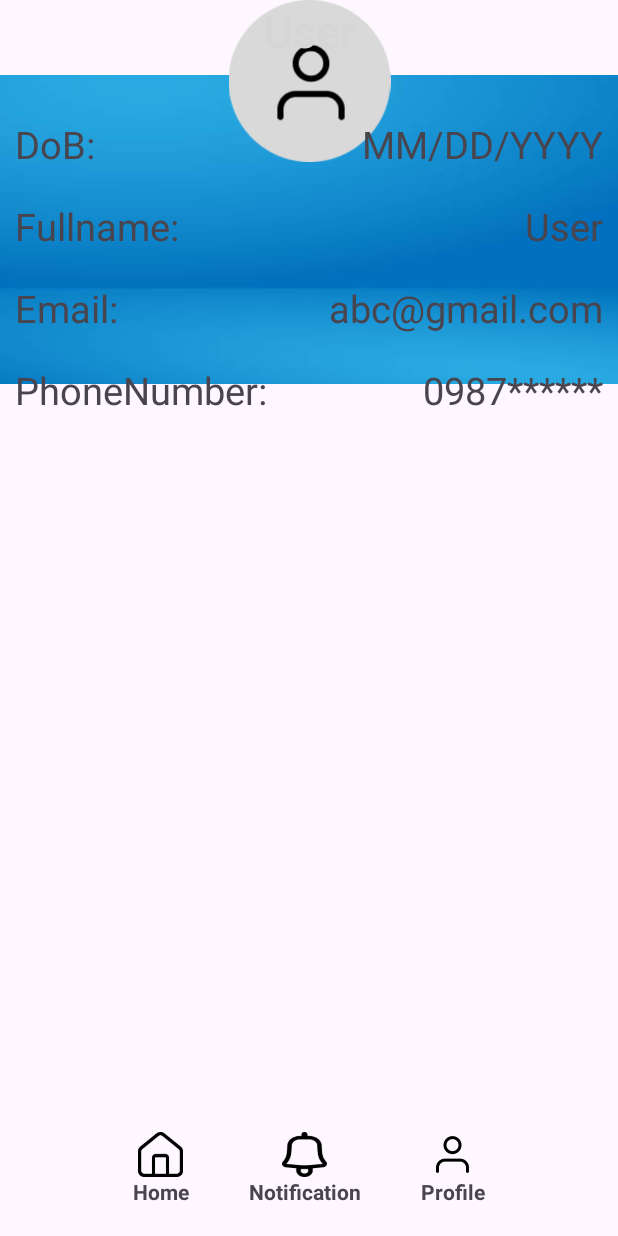
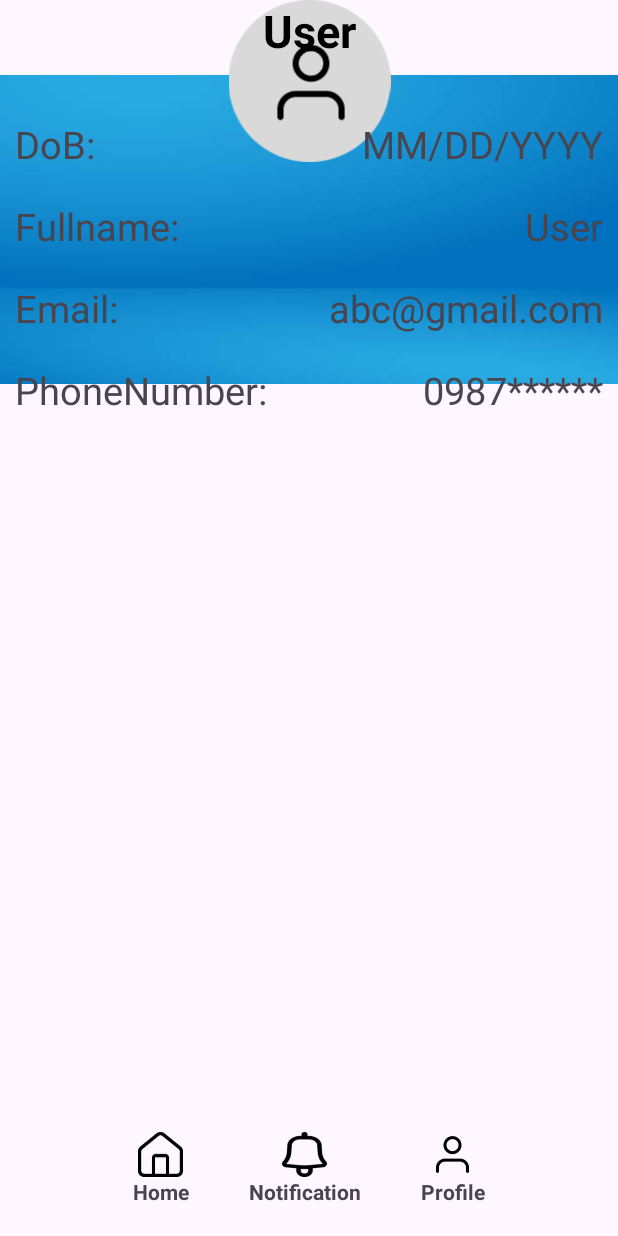
Before and after one commit to hatrungnguyen/Mobile, an Android app: the ProfileActivity screen opened directly, with no data from a screen before it, on a phone screen of 412 x 824 dp. Run offline under Robolectric (Android 15) with nearby library versions, the phone set to English and light mode, and no system bars; 1 statement that could not run was skipped.

Commit message:
set color for profile xml by teo

```diff
--- a/app/src/main/res/values/colors.xml
+++ b/app/src/main/res/values/colors.xml
@@ -2,4 +2,5 @@
 <resources>
     <color name="black">#FF000000</color>
     <color name="white">#FFFFFFFF</color>
+    <color name="dark_background">#FF000000</color>
 </resources>
```
